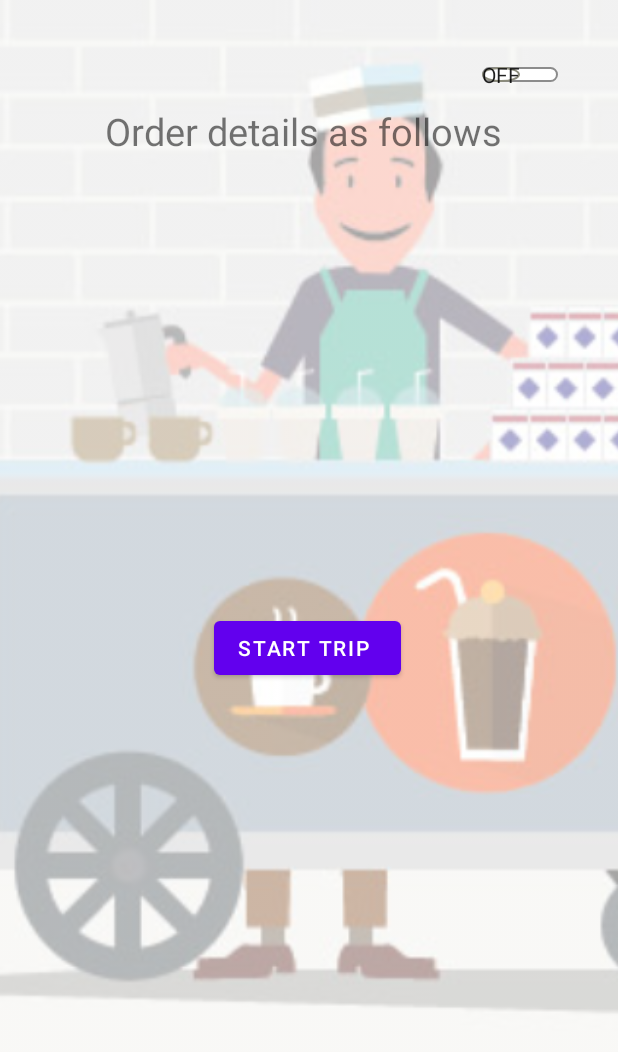
After one commit to shreyavijayvargiya/Near_Buy, an Android app: the layout vendor_order.xml on its own in the app's theme, with its tools: preview values and no code run, on a phone screen of 412 x 824 dp. The commit adds this screen. Shown: the top 1052 px of the screen. Run offline under Robolectric (Android 15) with nearby library versions, the phone set to English and light mode, and no system bars.

Commit message:
vendor and firebase

```diff
--- /dev/null
+++ b/app/src/main/res/drawable/thumb.xml
@@ -0,0 +1,26 @@
+<?xml version="1.0" encoding="utf-8"?>
+<selector xmlns:android="http://schemas.android.com/apk/res/android">
+<item android:state_checked="true">
+    <shape
+        android:shape="oval">
+        <solid android:color="@color/white"/>
+        <stroke  android:width="1dp"
+            android:color="#34c759"/>
+        <size android:width="10dp"
+            android:height="10dp"/>
+
+    </shape>
+</item>
+    <item android:state_checked="false">
+        <shape
+            android:shape="oval">
+            <solid android:color="@color/white"/>
+            <stroke  android:width="1dp"
+                android:color="#8c8c7c"/>
+            <size android:width="10dp"
+                android:height="10dp"/>
+
+        </shape>
+    </item>
+
+</selector>
--- /dev/null
+++ b/app/src/main/res/drawable/track.xml
@@ -0,0 +1,27 @@
+<?xml version="1.0" encoding="utf-8"?>
+<selector xmlns:android="http://schemas.android.com/apk/res/android">
+    <item android:state_checked="true">
+        <shape
+            android:shape="rectangle">
+            <solid android:color="#34c759"/>
+            <corners android:radius="50dp"/>
+            <stroke  android:width="1dp"
+                android:color="#8c8c8c"/>
+            <size
+                android:height="2dp"/>
+
+        </shape>
+    </item>
+    <item android:state_checked="false">
+        <shape
+            android:shape="rectangle">
+            <solid android:color="@color/white"/>
+            <corners android:radius="50dp"/>
+            <stroke  android:width="1dp"
+                android:color="#8c8c8c"/>
+            <size
+                android:height="2dp"/>
+
+        </shape>
+    </item>
+</selector>
--- a/app/src/main/res/layout/activity_create_acc.xml
+++ b/app/src/main/res/layout/activity_create_acc.xml
@@ -55,6 +55,7 @@
             android:layout_width="match_parent"
             android:layout_height="wrap_content"
             android:hint="Enter Name"
+            android:id="@+id/name"
             android:textSize="18sp">
 
         </EditText>
@@ -73,6 +74,7 @@
             android:layout_width="match_parent"
             android:layout_height="wrap_content"
             android:hint="Enter email"
+            android:id="@+id/mail"
             android:inputType="textEmailAddress"
             android:textSize="18sp">
 
@@ -92,6 +94,7 @@
             android:layout_width="match_parent"
             android:layout_height="wrap_content"
             android:hint="Enter Number"
+            android:id="@+id/phone"
             android:inputType="phone"
             android:textSize="18sp">
 
@@ -111,6 +114,7 @@
             android:layout_width="match_parent"
             android:layout_height="wrap_content"
             android:hint="Enter address"
+            android:id="@+id/address"
             android:inputType="textMultiLine"
             android:textSize="18sp">
 
@@ -128,6 +132,7 @@
         android:layout_marginTop="28dp"
         android:paddingTop="10dp"
         android:text="Create account"
+        android:id="@+id/create"
         app:layout_constraintStart_toStartOf="parent"
         app:layout_constraintTop_toBottomOf="@+id/linearLayout">
 
--- /dev/null
+++ b/app/src/main/res/layout/vendor_order.xml
@@ -0,0 +1,69 @@
+<?xml version="1.0" encoding="utf-8"?>
+<RelativeLayout xmlns:android="http://schemas.android.com/apk/res/android"
+    xmlns:app="http://schemas.android.com/apk/res-auto"
+    android:layout_width="match_parent"
+    android:layout_height="match_parent">
+
+    <ImageView
+        android:layout_width="match_parent"
+        android:layout_height="match_parent"
+        android:alpha="0.4"
+        android:scaleType="centerCrop"
+        android:src="@drawable/vendor" />
+
+    <androidx.appcompat.widget.SwitchCompat
+        android:id="@+id/toggle"
+        android:layout_width="wrap_content"
+        android:layout_height="wrap_content"
+        android:layout_alignParentRight="true"
+        android:layout_marginTop="25dp"
+        android:layout_marginRight="40dp"
+        android:thumb="@drawable/thumb"
+        app:showText="true"
+        app:track="@drawable/track" />
+
+    <LinearLayout
+        android:layout_width="wrap_content"
+        android:layout_height="wrap_content"
+        android:orientation="vertical">
+
+        <TextView
+            android:layout_width="wrap_content"
+            android:layout_height="wrap_content"
+            android:layout_margin="70dp"
+            android:text="Order details as follows "
+            android:textSize="25dp" />
+
+        <TextView
+            android:id="@+id/customer_address"
+            android:layout_width="wrap_content"
+            android:layout_height="wrap_content"
+            android:layout_marginLeft="20dp"
+            android:layout_marginTop="20dp"
+            android:text=" "
+            android:textSize="25dp" />
+
+        <TextView
+            android:id="@+id/customer_phone"
+            android:layout_width="wrap_content"
+            android:layout_height="wrap_content"
+            android:layout_marginLeft="20dp"
+            android:layout_marginTop="20dp"
+            android:text="" />
+        <TextView
+            android:layout_width="wrap_content"
+            android:layout_height="wrap_content"
+            android:id="@+id/customer_name"
+            android:layout_marginTop="20dp"
+            android:layout_marginLeft="20dp"/>
+        <Button
+            android:layout_marginTop="100dp"
+            android:layout_width="wrap_content"
+            android:layout_height="wrap_content"
+            android:layout_gravity="center_horizontal"
+            android:text="Start Trip " />
+
+
+    </LinearLayout>
+
+</RelativeLayout>
--- a/build.gradle
+++ b/build.gradle
@@ -5,7 +5,7 @@ buildscript {
         jcenter()
     }
     dependencies {
-        classpath "com.android.tools.build:gradle:4.1.0"
+        classpath 'com.android.tools.build:gradle:4.1.1'
         classpath 'com.google.gms:google-services:4.3.4'
 
         // NOTE: Do not place your application dependencies here; they belong
```
Also changed, not shown: app/build.gradle (+14 -0 lines), app/src/main/java/com/example/nearbuy/CreateAccActivity.java (+91 -2 lines), app/src/main/java/com/example/nearbuy/User.java (added, +33 -0 lines), app/src/main/res/layout/activity_vendor.xml (added, +177 -0 lines), app/src/main/res/drawable-v24/pani_puri.jpg (added), app/src/main/res/drawable-v24/vendor.jpg (added).
